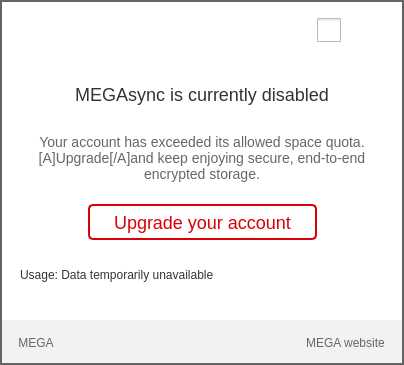
Above: Source/MEGASync/gui/win/InfoOverQuotaDialog.ui from meganz/MEGAsync before the change. Below: the same form after it.
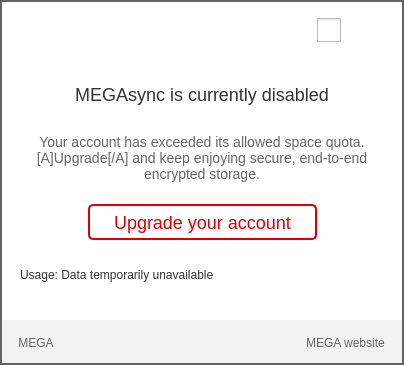
That is the form after the change. Icons and pictures are not drawn. Custom widgets are drawn as their Qt base class.

The edit to the form file:
```diff
--- a/Source/MEGASync/gui/win/InfoOverQuotaDialog.ui
+++ b/Source/MEGASync/gui/win/InfoOverQuotaDialog.ui
@@ -440,7 +440,7 @@
                 </font>
                </property>
                <property name="text">
-                <string>Your account has exceeded its allowed space quota.[A]Upgrade[/A]and keep enjoying secure, end-to-end encrypted storage.</string>
+                <string>Your account has exceeded its allowed space quota. [A]Upgrade[/A] and keep enjoying secure, end-to-end encrypted storage.</string>
                </property>
                <property name="alignment">
                 <set>Qt::AlignCenter</set>
```
